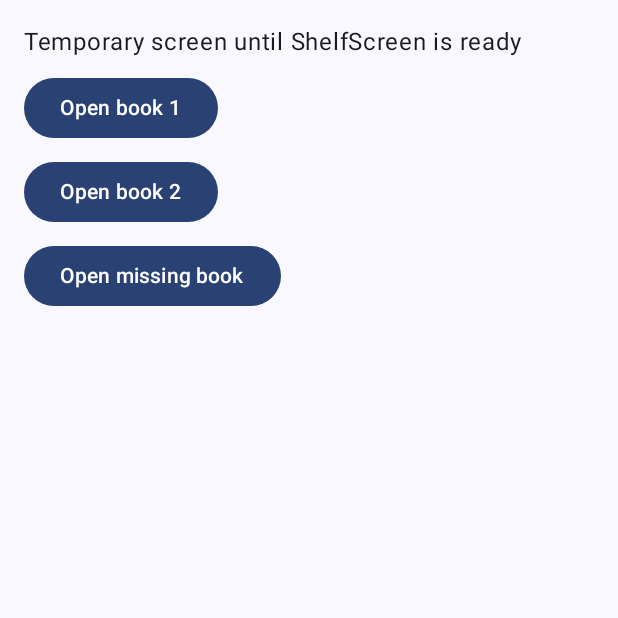
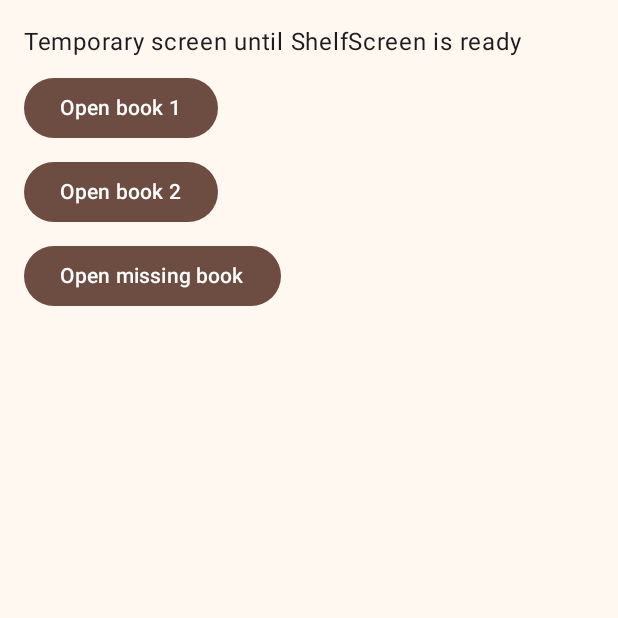
Before and after one commit to sdkhmt13/Mobileproject, an Android app built with Jetpack Compose: the screen it shows after launch (MainActivity), on a phone screen of 412 x 824 dp, the top half of it. Run offline under Robolectric (Android 15) with nearby library versions, the phone set to English and light mode, and no system bars.

Commit message:
theme colors

```diff
--- a/app/src/main/java/com/example/mobileproject/ui/theme/Color.kt
+++ b/app/src/main/java/com/example/mobileproject/ui/theme/Color.kt
@@ -2,10 +2,11 @@ package com.example.mobileproject.ui.theme
 
 import androidx.compose.ui.graphics.Color
 
-val Purple80 = Color(0xFFD0BCFF)
-val PurpleGrey80 = Color(0xFFCCC2DC)
-val Pink80 = Color(0xFFEFB8C8)
+val Brown40 = Color(0xFF6D4C41)
+val BrownGrey40 = Color(0xFF8D6E63)
+val Teal40 = Color(0xFF00796B)
+val Cream = Color(0xFFFFF8F0)
 
-val Purple40 = Color(0xFF6650a4)
-val PurpleGrey40 = Color(0xFF625b71)
-val Pink40 = Color(0xFF7D5260)
+val Brown80 = Color(0xFFD7B8A8)
+val BrownGrey80 = Color(0xFFBCAAA4)
+val Teal80 = Color(0xFF80CBC4)
--- a/app/src/main/java/com/example/mobileproject/ui/theme/Theme.kt
+++ b/app/src/main/java/com/example/mobileproject/ui/theme/Theme.kt
@@ -12,32 +12,24 @@ import androidx.compose.runtime.Composable
 import androidx.compose.ui.platform.LocalContext
 
 private val DarkColorScheme = darkColorScheme(
-    primary = Purple80,
-    secondary = PurpleGrey80,
-    tertiary = Pink80
+    primary = Brown80,
+    secondary = BrownGrey80,
+    tertiary = Teal80
 )
 
 private val LightColorScheme = lightColorScheme(
-    primary = Purple40,
-    secondary = PurpleGrey40,
-    tertiary = Pink40
-
-    /* Other default colors to override
-    background = Color(0xFFFFFBFE),
-    surface = Color(0xFFFFFBFE),
-    onPrimary = Color.White,
-    onSecondary = Color.White,
-    onTertiary = Color.White,
-    onBackground = Color(0xFF1C1B1F),
-    onSurface = Color(0xFF1C1B1F),
-    */
+    primary = Brown40,
+    secondary = BrownGrey40,
+    tertiary = Teal40,
+    background = Cream,
+    surface = Cream
 )
 
 @Composable
 fun MobileprojectTheme(
     darkTheme: Boolean = isSystemInDarkTheme(),
     // Dynamic color is available on Android 12+
-    dynamicColor: Boolean = true,
+    dynamicColor: Boolean = false,
     content: @Composable () -> Unit
 ) {
     val colorScheme = when {
```
